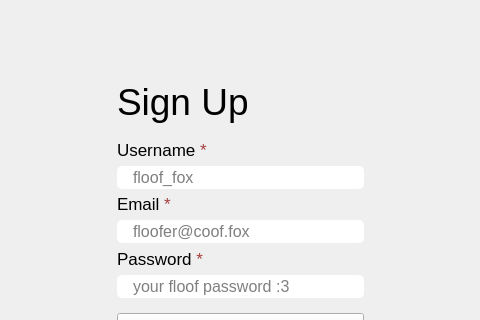
Above: src/ui/FoxogramSignup.ui from foxocorp/foxogram-desktop before the change; both pictures show x 310 to 790 and y 81 to 401 of the 1100 by 650 pixel window. Below: the same form after it.
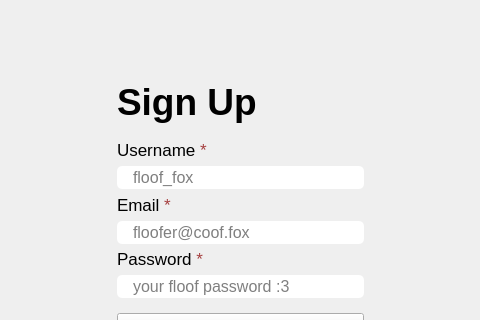
That is the form after the change.

```diff
--- a/src/ui/FoxogramSignup.ui
+++ b/src/ui/FoxogramSignup.ui
@@ -81,7 +81,7 @@
           <string notr="true"/>
          </property>
          <property name="text">
-          <string>Sign Up</string>
+          <string>&lt;b&gt;Sign Up&lt;b&gt;</string>
          </property>
          <property name="scaledContents">
           <bool>false</bool>
```
